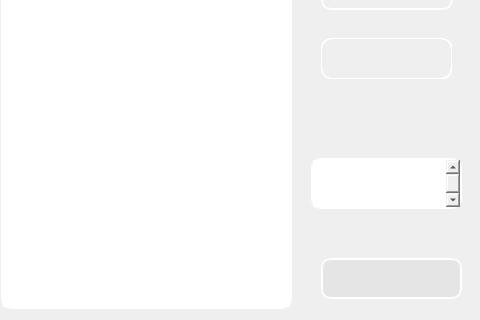
The window that project/demoProject.ui (xmmxhxxl/project) describes before a commit, drawn with Qt 5; both pictures show x 439 to 919 and y 202 to 522 of the 919 by 522 pixel window.
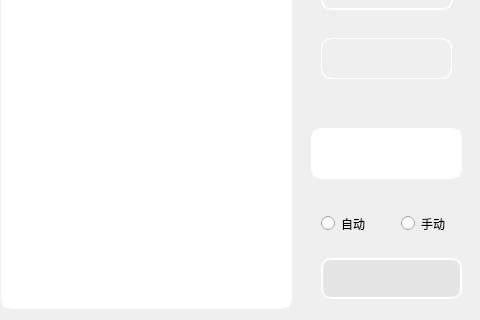
The same window after the commit. Icons and pictures are not drawn.

```diff
--- a/project/demoProject.ui
+++ b/project/demoProject.ui
@@ -20,7 +20,7 @@
          <property name="geometry">
              <rect>
                  <x>750</x>
-                 <y>360</y>
+     <y>330</y>
                  <width>151</width>
                  <height>51</height>
              </rect>
@@ -36,13 +36,10 @@
          </property>
          <property name="html">
              <string>&lt;!DOCTYPE HTML PUBLIC &quot;-//W3C//DTD HTML 4.0//EN&quot; &quot;http://www.w3.org/TR/REC-html40/strict.dtd&quot;&gt;
-                 &lt;html&gt;&lt;head&gt;&lt;meta name=&quot;qrichtext&quot; content=&quot;1&quot; /&gt;&lt;style type=&quot;text/css&quot;&gt;
-                 p, li { white-space: pre-wrap; }
-                 &lt;/style&gt;&lt;/head&gt;&lt;body style=&quot; font-family:'宋体'; font-size:20pt; font-weight:400;
-                 font-style:normal;&quot;&gt;
-                 &lt;p align=&quot;center&quot; style=&quot;-qt-paragraph-type:empty; margin-top:0px; margin-bottom:0px;
-                 margin-left:0px; margin-right:0px; -qt-block-indent:0; text-indent:0px;&quot;&gt;&lt;br /&gt;&lt;/p&gt;&lt;/body&gt;&lt;/html&gt;
-             </string>
+&lt;html&gt;&lt;head&gt;&lt;meta name=&quot;qrichtext&quot; content=&quot;1&quot; /&gt;&lt;style type=&quot;text/css&quot;&gt;
+p, li { white-space: pre-wrap; }
+&lt;/style&gt;&lt;/head&gt;&lt;body style=&quot; font-family:'宋体'; font-size:20pt; font-weight:400; font-style:normal;&quot;&gt;
+&lt;p align=&quot;center&quot; style=&quot;-qt-paragraph-type:empty; margin-top:0px; margin-bottom:0px; margin-left:0px; margin-right:0px; -qt-block-indent:0; text-indent:0px;&quot;&gt;&lt;br /&gt;&lt;/p&gt;&lt;/body&gt;&lt;/html&gt;</string>
          </property>
      </widget>
   <widget class="QWidget" name="layoutWidget">
@@ -287,6 +284,42 @@
              <set>Qt::AlignCenter</set>
          </property>
      </widget>
+  <widget class="QRadioButton" name="automatic_but">
+   <property name="geometry">
+    <rect>
+     <x>760</x>
+     <y>410</y>
+     <width>61</width>
+     <height>31</height>
+    </rect>
+   </property>
+   <property name="font">
+    <font>
+     <family>宋体</family>
+    </font>
+   </property>
+   <property name="text">
+    <string>自动</string>
+   </property>
+  </widget>
+  <widget class="QRadioButton" name="manual_but">
+   <property name="geometry">
+    <rect>
+     <x>840</x>
+     <y>410</y>
+     <width>61</width>
+     <height>31</height>
+    </rect>
+   </property>
+   <property name="font">
+    <font>
+     <family>宋体</family>
+    </font>
+   </property>
+   <property name="text">
+    <string>手动</string>
+   </property>
+  </widget>
  </widget>
  <resources>
   <include location="../../../../project/uiProject/image/image1.qrc"/>
```
Lines whose indentation alone changed are shown as unchanged.
